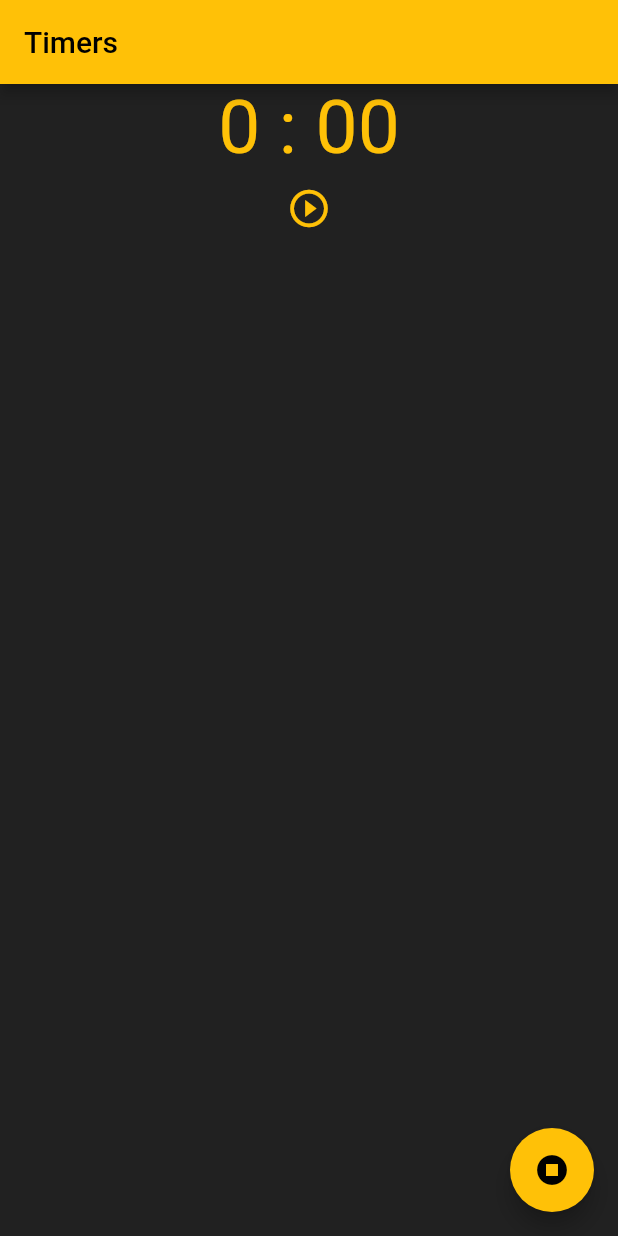
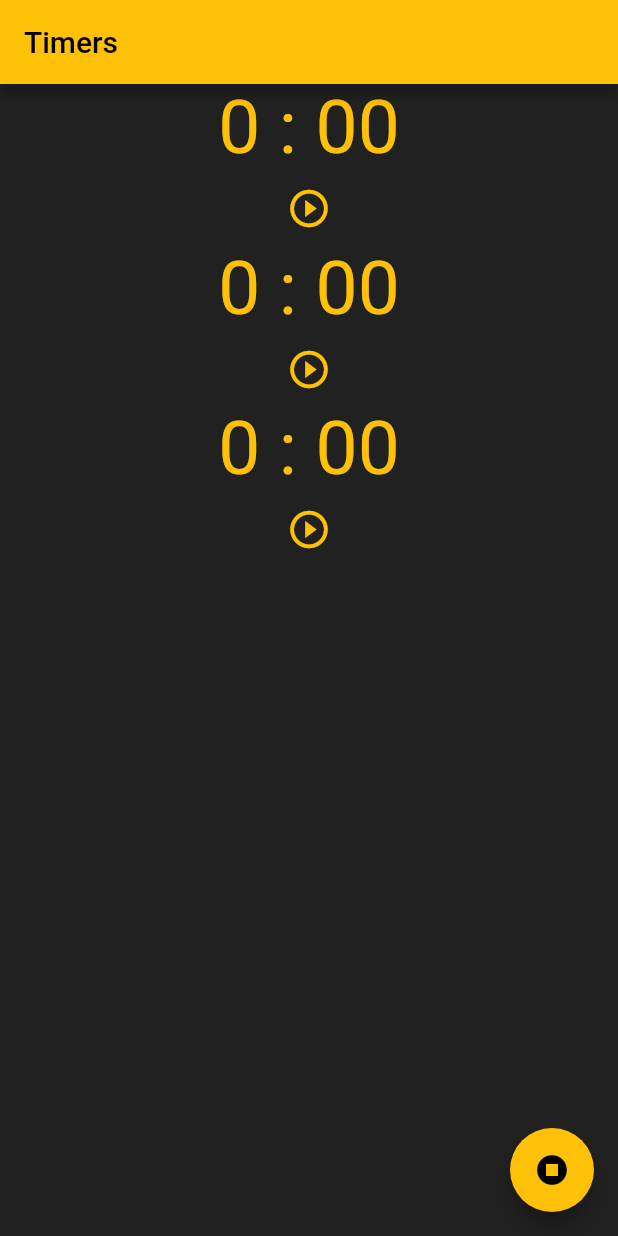
Before and after one commit to pife00/flutte-timer-app, a Flutter app: the screen it shows after launch, on a phone screen of 412 x 824 dp. Run offline on Flutter 3.47's test engine with Material 2 defaults, Android fonts, the phone set to English and light mode, and no system bars; our stand-ins replace audioplayers, flutter_local_notifications, numberpicker; missing offline and left inert: flutter_background_service, flutter_background_service_android.

```diff
--- a/lib/main.dart
+++ b/lib/main.dart
@@ -1,3 +1,4 @@
+import 'package:bg_service/timer/timer.dart';
 import 'package:flutter/material.dart';
 
 import 'dart:async';
@@ -19,7 +20,6 @@ const notificationChannelId = 'my_foreground';
 
 // this will be used for notification id, So you can update your custom notification with this id.
 const notificationId = 888;
-int counter = 0;
 
 Future<void> initializeService() async {
   final service = FlutterBackgroundService();
@@ -80,11 +80,10 @@ Future<void> onStart(ServiceInstance service) async {
   Timer.periodic(const Duration(seconds: 1), (timer) async {
     if (service is AndroidServiceInstance) {
       if (await service.isForegroundService()) {
-        counter++;
         flutterLocalNotificationsPlugin.show(
           notificationId,
           'COOL SERVICE',
-          'Awesome ${counter}',
+          'Awesome ',
           const NotificationDetails(
             android: AndroidNotificationDetails(
               notificationChannelId,
@@ -96,7 +95,7 @@ Future<void> onStart(ServiceInstance service) async {
         );
       }
     }
-    service.invoke('update', {"counter": counter});
+    service.invoke('update', {"counter": 'Heloo'});
   });
 }
 
@@ -120,19 +119,9 @@ class HomePage extends StatefulWidget {
 }
 
 class _HomePageState extends State<HomePage> {
-  int counter = 0;
-  bool timerActive = false;
-  late StreamSubscription streamSubscription;
-
   @override
   void initState() {
     super.initState();
-    final service = FlutterBackgroundService();
-    service.on('update').listen((event) {
-      if (timerActive == true) {
-        setState(() => counter++);
-      }
-    });
   }
 
   void startTimer() {
@@ -153,15 +142,6 @@ class _HomePageState extends State<HomePage> {
     setState(() {});
   }
 
-  String timerPretty(int count) {
-    var minutes = (count / 60).floor();
-    var seconds = (count % 60);
-    if (seconds < 10) {
-      return '$minutes : 0$seconds';
-    }
-    return '$minutes : $seconds';
-  }
-
   @override
   void dispose() {
     super.dispose();
@@ -169,6 +149,7 @@ class _HomePageState extends State<HomePage> {
 
   @override
   Widget build(BuildContext context) {
+    final service = FlutterBackgroundService();
     return Scaffold(
       backgroundColor: Colors.grey[900],
       appBar: AppBar(
@@ -176,30 +157,9 @@ class _HomePageState extends State<HomePage> {
       ),
       body: Column(
         children: [
-          Center(
-              child: Text(timerPretty(counter),
-                  style: const TextStyle(color: Colors.amber, fontSize: 50))),
-          !timerActive
-              ? TextButton(
-                  onPressed: () {
-                    setState(() {
-                      timerActive = !timerActive;
-                    });
-                  },
-                  child: const Icon(
-                    Icons.play_circle_outline_outlined,
-                    size: 30,
-                  ))
-              : TextButton(
-                  onPressed: () {
-                    setState(() {
-                      timerActive = !timerActive;
-                    });
-                  },
-                  child: const Icon(
-                    Icons.pause_circle,
-                    size: 30,
-                  )),
+          TimerLess(tick: service),
+          TimerLess(tick: service),
+          TimerLess(tick: service),
         ],
       ),
       floatingActionButton: FloatingActionButton(
```
Also changed, not shown: lib/timer/timer.dart (+82 -10 lines), pubspec.yaml (+7 -4 lines), pubspec.lock, 7 other files.
